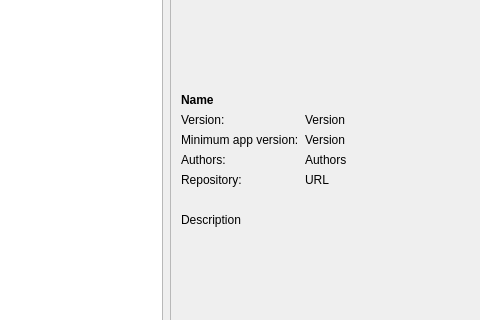
Above: src/dialogs/scriptrepositorydialog.ui from pbek/QOwnNotes before the change; both pictures show x 148 to 628 and y 239 to 559 of the 930 by 657 pixel window. Below: the same form after it.
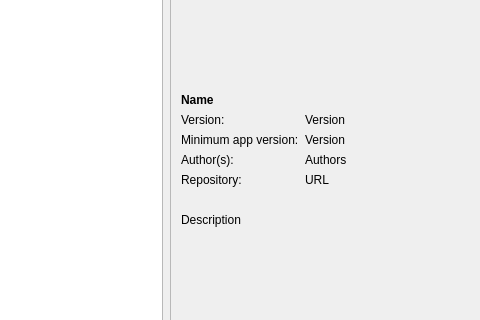
That is the form after the change. Icons and pictures are not drawn.

The edit to the form file:
```diff
--- a/src/dialogs/scriptrepositorydialog.ui
+++ b/src/dialogs/scriptrepositorydialog.ui
@@ -111,7 +111,7 @@
            <item row="5" column="0">
             <widget class="QLabel" name="versionLabel_2">
              <property name="text">
-              <string notr="true">Authors:</string>
+              <string notr="true">Author(s):</string>
              </property>
              <property name="textFormat">
               <enum>Qt::PlainText</enum>
```
